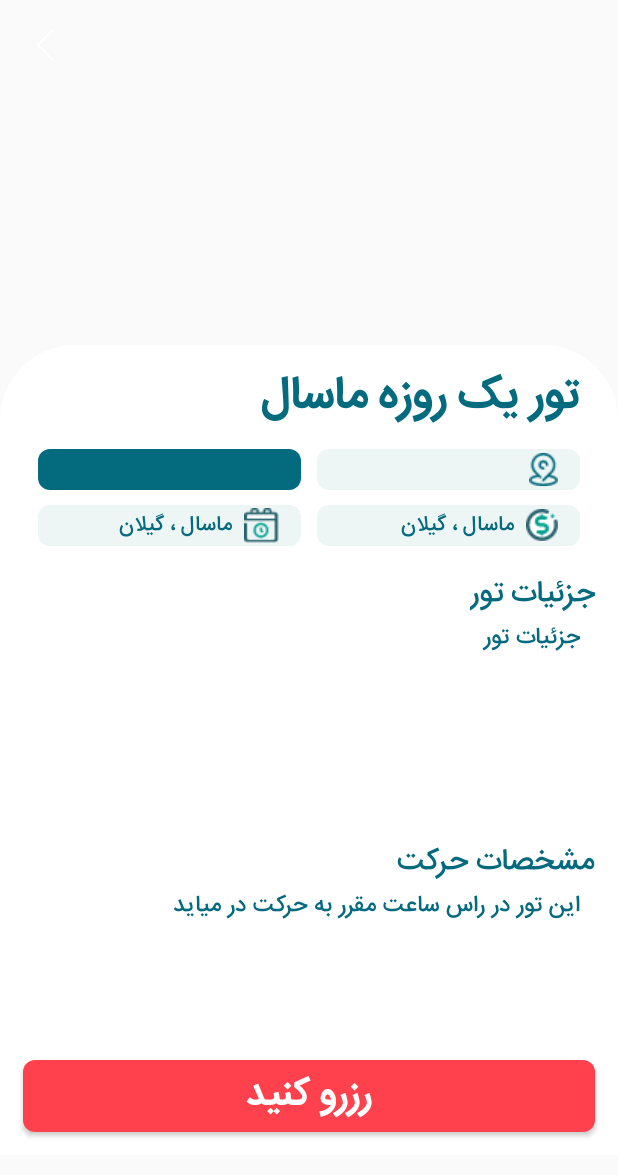
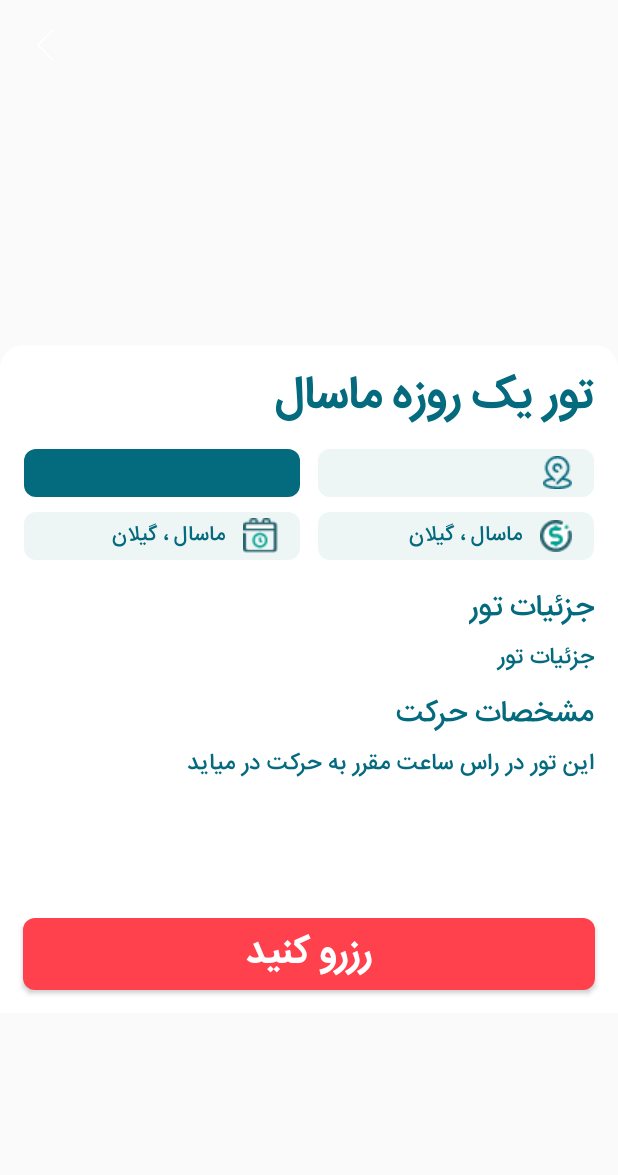
Before and after one commit to SahandGhavami/SahandGasht, an Android app: the TourPage screen opened directly, with no data from a screen before it, on a phone screen of 412 x 824 dp. Shown: the top 1175 px of the screen. Run offline under Robolectric (Android 15) with nearby library versions, the phone set to English and light mode, and no system bars; network calls fail; pictures from the network do not load; 2 statements that could not run were skipped.

Commit message:
changing a lot in size of margins and paddings & signup email check

```diff
--- a/app/src/main/java/ir/sahand/tour/LoginPageFragment.java
+++ b/app/src/main/java/ir/sahand/tour/LoginPageFragment.java
@@ -43,6 +43,7 @@ public class LoginPageFragment extends Fragment {
         });
         return view;
     }
+
     public void loginUsers(final String email , String password){
         APIInterface apiInterface = APIClient.getClient().create(APIInterface.class);
         Call<SignupResponse> call = apiInterface.loginUser(email , password);
@@ -52,6 +53,7 @@ public class LoginPageFragment extends Fragment {
                 if (response.isSuccessful() && !response.body().getError()){
                     SharedPreferencesHelper.set("token", response.body().getToken());
                     startActivity(new Intent( getContext() , MainActivity.class));
+                } else {
 
                 }
             }
@@ -61,6 +63,4 @@ public class LoginPageFragment extends Fragment {
             }
         });
     }
-
-
 }
--- a/app/src/main/java/ir/sahand/tour/SignUpFragment.java
+++ b/app/src/main/java/ir/sahand/tour/SignUpFragment.java
@@ -10,7 +10,6 @@ import android.view.ViewGroup;
 import android.widget.Button;
 import android.widget.EditText;
 import android.widget.Toast;
-
 import ir.sahand.tour.model.SignupResponse;
 import ir.sahand.tour.webService.APIClient;
 import ir.sahand.tour.webService.APIInterface;
@@ -23,7 +22,6 @@ public class SignUpFragment extends Fragment {
     private EditText signup_email;
     private EditText signup_password;
     private EditText signup_name;
-    private Button backbtn;
 
     @Nullable
     @Override
@@ -53,10 +51,12 @@ public class SignUpFragment extends Fragment {
         call.enqueue(new Callback<SignupResponse>() {
             @Override
             public void onResponse(Call<SignupResponse> call, Response<SignupResponse> response) {
-                if (response.isSuccessful()){
+                if (response.isSuccessful() && !response.body().getError()){
                     SharedPreferencesHelper.set("token", response.body().getToken());
                     startActivity(new Intent( getContext() , MainActivity.class));
                     Toast.makeText(getContext(), "added!", Toast.LENGTH_SHORT).show();
+                }else{
+                    Toast.makeText(getContext(), "This email has signed up before!", Toast.LENGTH_SHORT).show();
                 }
             }
             @Override
--- a/app/src/main/res/drawable/layout_style.xml
+++ b/app/src/main/res/drawable/layout_style.xml
@@ -1,7 +1,7 @@
 <?xml version="1.0" encoding="utf-8"?>
 <shape  xmlns:android="http://schemas.android.com/apk/res/android">
     <solid android:color="@color/white" />
-    <corners android:topLeftRadius="50dp" android:topRightRadius="50dp"/>
+    <corners android:topLeftRadius="16dp" android:topRightRadius="16dp"/>
 
 
 </shape>
--- a/app/src/main/res/layout/activity_making_tour.xml
+++ b/app/src/main/res/layout/activity_making_tour.xml
@@ -3,6 +3,7 @@
     xmlns:android="http://schemas.android.com/apk/res/android"
     android:layout_width="match_parent"
     android:layout_height="match_parent">
+
     <ImageButton
         android:id="@+id/making_tour_activity_image"
         android:layout_width="match_parent"
--- a/app/src/main/res/layout/first_page.xml
+++ b/app/src/main/res/layout/first_page.xml
@@ -11,8 +11,8 @@
         android:layout_height="175dp"
         android:src="@drawable/logo"
         android:layout_centerInParent="true"
-        android:layout_above="@id/first_page_image_title"
-        />
+        android:layout_above="@id/first_page_image_title" />
+
     <ImageView
         android:id="@+id/first_page_image_title"
         android:layout_width="150dp"
@@ -20,7 +20,6 @@
         android:layout_margin="5dp"
         android:src="@drawable/sahandgasht_white"
         android:layout_centerInParent="true" />
-
 
     <Button
         android:id="@+id/sign_up_button"
@@ -64,5 +63,4 @@
         android:layout_width="match_parent"
         android:layout_height="match_parent"/>
 
-
 </RelativeLayout>
--- a/app/src/main/res/layout/login_page.xml
+++ b/app/src/main/res/layout/login_page.xml
@@ -41,7 +41,6 @@
             android:hint="password"
             android:layout_below="@id/login_email_insert"/>
 
-
         <Button
             android:id="@+id/login_submit_button"
             android:layout_width="match_parent"
--- a/app/src/main/res/layout/options_menu.xml
+++ b/app/src/main/res/layout/options_menu.xml
@@ -3,10 +3,11 @@
     xmlns:app="http://schemas.android.com/apk/res-auto"
     android:layout_height="wrap_content"
     android:layout_width="wrap_content">
+
     <item android:id="@+id/my_tours"
-        android:title="تورهای من"
-        />
+        android:title="تورهای من" />
 
     <item android:id="@+id/logout"
         android:title="خروج"/>
+
 </menu>
--- a/app/src/main/res/layout/signup_page.xml
+++ b/app/src/main/res/layout/signup_page.xml
@@ -4,7 +4,6 @@
     android:layout_width="match_parent"
     android:layout_height="match_parent"
     android:background="@drawable/background_welcome_page">
-
 
     <ImageView
         android:id="@+id/signup_page_logo"
@@ -53,6 +52,7 @@
         android:fontFamily="@font/iransansweb_fanum_medium"
         android:hint="name"
         android:layout_below="@id/signup_password_insert"/>
+
     <Button
         android:id="@+id/signup_submit_button"
         android:layout_width="match_parent"
--- a/app/src/main/res/layout/tour_activity.xml
+++ b/app/src/main/res/layout/tour_activity.xml
@@ -3,6 +3,7 @@
     android:layout_width="match_parent"
     android:layout_height="match_parent"
     xmlns:android="http://schemas.android.com/apk/res/android">
+
     <RelativeLayout
         xmlns:android="http://schemas.android.com/apk/res/android"
         android:layout_width="match_parent"
@@ -11,8 +12,8 @@
             android:id="@+id/tour_activity_image"
             android:layout_width="match_parent"
             android:layout_height="260dp"
-            android:scaleType="fitXY"
-            />
+            android:scaleType="fitXY" />
+
         <ImageView
             android:id="@+id/back_button_tourpage"
             android:src="@drawable/ic_arrow_back"
@@ -38,38 +39,48 @@
             android:fontFamily="@font/iransans_fanum_bold"
             android:textSize="30sp"
             android:layout_alignParentEnd="true"
-            android:layout_marginEnd="25dp"
+            android:layout_marginEnd="16dp"
             android:layout_marginTop="10dp"/>
+
         <TextView
             android:id="@+id/tour_activity_location"
-            android:layout_width="175dp"
-            android:layout_height="27dp"
+            android:layout_width="184dp"
+            android:layout_height="32dp"
             android:background="@drawable/textview_style"
             android:fontFamily="@font/iransansweb_fanum_medium"
             android:gravity="center_vertical"
             android:textColor="@color/darkGreen"
             android:drawableRight="@drawable/location"
+            android:drawablePadding="4dp"
             android:layout_below="@id/tour_activity_name"
             android:layout_alignParentEnd="true"
-            android:layout_marginEnd="25dp"
-            android:layout_marginTop="10dp" />
+            android:layout_marginEnd="16dp"
+            android:layout_marginTop="10dp"
+            android:paddingStart="4dp"
+            android:paddingBottom="4dp"
+            android:paddingTop="4dp"/>
 
         <TextView
             android:id="@+id/tour_activity_number"
-            android:layout_width="175dp"
-            android:layout_height="27dp"
+            android:layout_width="184dp"
+            android:layout_height="32dp"
             android:background="@drawable/textview_style_dark"
             android:gravity="center_vertical"
             android:fontFamily="@font/iransansweb_fanum_medium"
             android:textColor="@color/white"
             android:layout_below="@id/tour_activity_name"
             android:layout_alignParentStart="true"
-            android:layout_marginStart="25dp"
-            android:layout_marginTop="10dp" />
+            android:layout_marginStart="16dp"
+            android:layout_marginTop="10dp"
+            android:drawablePadding="4dp"
+            android:paddingStart="4dp"
+            android:paddingBottom="4dp"
+            android:paddingTop="4dp"/>
+
         <TextView
             android:id="@+id/tour_activity_cost"
-            android:layout_width="175dp"
-            android:layout_height="27dp"
+            android:layout_width="184dp"
+            android:layout_height="32dp"
             android:background="@drawable/textview_style"
             android:text="  ماسال ، گیلان"
             android:gravity="center_vertical"
@@ -78,12 +89,17 @@
             android:textColor="@color/darkGreen"
             android:layout_below="@id/tour_activity_location"
             android:layout_alignParentEnd="true"
-            android:layout_marginEnd="25dp"
-            android:layout_marginTop="10dp" />
+            android:layout_marginEnd="16dp"
+            android:layout_marginTop="10dp"
+            android:drawablePadding="4dp"
+            android:paddingStart="4dp"
+            android:paddingBottom="4dp"
+            android:paddingTop="4dp"/>
+
         <TextView
             android:id="@+id/tour_activity_date"
-            android:layout_width="175dp"
-            android:layout_height="27dp"
+            android:layout_width="184dp"
+            android:layout_height="32dp"
             android:background="@drawable/textview_style"
             android:text="  ماسال ، گیلان"
             android:drawableRight="@drawable/date"
@@ -92,8 +108,12 @@
             android:textColor="@color/darkGreen"
             android:layout_below="@id/tour_activity_number"
             android:layout_alignParentStart="true"
-            android:layout_marginStart="25dp"
-            android:layout_marginTop="10dp" />
+            android:layout_marginStart="16dp"
+            android:layout_marginTop="10dp"
+            android:drawablePadding="4dp"
+            android:paddingStart="4dp"
+            android:paddingBottom="4dp"
+            android:paddingTop="4dp"/>
 
         <TextView
             android:id="@+id/tour_activity_details_title"
@@ -105,14 +125,13 @@
             android:textColor="@color/darkGreen"
             android:layout_below="@id/tour_activity_cost"
             android:layout_alignParentEnd="true"
-            android:layout_marginEnd="15dp"
-            android:layout_marginTop="15dp"
-            />
+            android:layout_marginEnd="16dp"
+            android:layout_marginTop="15dp" />
 
         <TextView
             android:id="@+id/tour_activity_details"
             android:layout_width="match_parent"
-            android:layout_height="130dp"
+            android:layout_height="wrap_content"
             android:scrollbars="vertical"
             android:text="@string/tour_details"
             android:fontFamily="@font/iransansweb_fanum_medium"
@@ -120,10 +139,10 @@
             android:textColor="@color/darkGreen"
             android:layout_below="@id/tour_activity_details_title"
             android:layout_alignParentEnd="true"
-            android:layout_marginEnd="15dp"
+            android:layout_marginEnd="16dp"
             android:layout_marginStart="15dp"
-            android:paddingEnd="10dp"
-            />
+            android:layout_marginTop="4dp" />
+
         <TextView
             android:id="@+id/tour_activity_description_title"
             android:layout_width="wrap_content"
@@ -134,9 +153,9 @@
             android:textColor="@color/darkGreen"
             android:layout_below="@id/tour_activity_details"
             android:layout_alignParentEnd="true"
-            android:layout_marginEnd="15dp"
-            android:layout_marginTop="15dp"
-            />
+            android:layout_marginEnd="16dp"
+            android:layout_marginTop="8dp" />
+
         <TextView
             android:id="@+id/tour_activity_description"
             android:layout_width="match_parent"
@@ -147,10 +166,10 @@
             android:textColor="@color/darkGreen"
             android:layout_below="@+id/tour_activity_description_title"
             android:layout_alignParentEnd="true"
-            android:layout_marginEnd="15dp"
-            android:layout_marginStart="15dp"
-            android:paddingEnd="10dp"
-            />
+            android:layout_marginEnd="16dp"
+            android:layout_marginStart="16dp"
+            android:layout_marginTop="4dp" />
+
         <Button
             android:id="@+id/tour_activity_button"
             android:layout_width="match_parent"
@@ -164,6 +183,5 @@
             android:textSize="25sp"/>
 
         </RelativeLayout>
-
     </RelativeLayout>
 </ScrollView>
```
Also changed, not shown: app/src/main/res/layout/activity_main.xml (+27 -26 lines), app/src/main/res/layout/activity_my_tours.xml (+3 -10 lines), app/src/main/res/layout/activity_seemore.xml (+4 -12 lines), app/src/main/res/layout/my_tours_list_customize.xml (+6 -9 lines), app/src/main/res/layout/recycleview_card.xml (+17 -17 lines), app/src/main/res/layout/see_more_list_customize.xml (+3 -7 lines).
